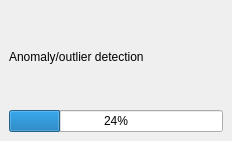
The window that namari_dockwidget_base.ui (reinvantveer/namari) describes before a commit, drawn with Qt 5.
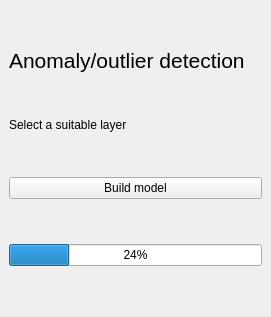
The same window after the commit.

Commit message: do some basic layout for the tool dock widget

```diff
--- a/namari_dockwidget_base.ui
+++ b/namari_dockwidget_base.ui
@@ -6,8 +6,8 @@
    <rect>
     <x>0</x>
     <y>0</y>
-    <width>232</width>
-    <height>141</height>
+    <width>271</width>
+    <height>317</height>
    </rect>
   </property>
   <property name="windowTitle">
@@ -15,15 +15,61 @@
   </property>
   <widget class="QWidget" name="dockWidgetContents">
    <layout class="QGridLayout" name="gridLayout">
-    <item row="0" column="0">
+    <item row="2" column="1">
      <widget class="QLabel" name="label">
+      <property name="sizePolicy">
+       <sizepolicy hsizetype="Fixed" vsizetype="Fixed">
+        <horstretch>0</horstretch>
+        <verstretch>0</verstretch>
+       </sizepolicy>
+      </property>
+      <property name="baseSize">
+       <size>
+        <width>22</width>
+        <height>25</height>
+       </size>
+      </property>
+      <property name="font">
+       <font>
+        <pointsize>16</pointsize>
+       </font>
+      </property>
+      <property name="focusPolicy">
+       <enum>Qt::NoFocus</enum>
+      </property>
       <property name="text">
        <string>Anomaly/outlier detection</string>
       </property>
+      <property name="textFormat">
+       <enum>Qt::AutoText</enum>
+      </property>
      </widget>
     </item>
-    <item row="1" column="0">
-     <widget class="QProgressBar" name="progressBar">
+    <item row="5" column="1">
+     <widget class="QPushButton" name="pushButtonBuildModel">
+      <property name="text">
+       <string>Build model</string>
+      </property>
+     </widget>
+    </item>
+    <item row="3" column="1">
+     <widget class="QLabel" name="label_2">
+      <property name="sizePolicy">
+       <sizepolicy hsizetype="Fixed" vsizetype="Fixed">
+        <horstretch>0</horstretch>
+        <verstretch>0</verstretch>
+       </sizepolicy>
+      </property>
+      <property name="text">
+       <string>&lt;html&gt;&lt;head/&gt;&lt;body&gt;&lt;p&gt;Select a suitable layer&lt;/p&gt;&lt;/body&gt;&lt;/html&gt;</string>
+      </property>
+      <property name="textFormat">
+       <enum>Qt::RichText</enum>
+      </property>
+     </widget>
+    </item>
+    <item row="6" column="1">
+     <widget class="QProgressBar" name="progressBarModelBuilding">
       <property name="value">
        <number>24</number>
       </property>
```
